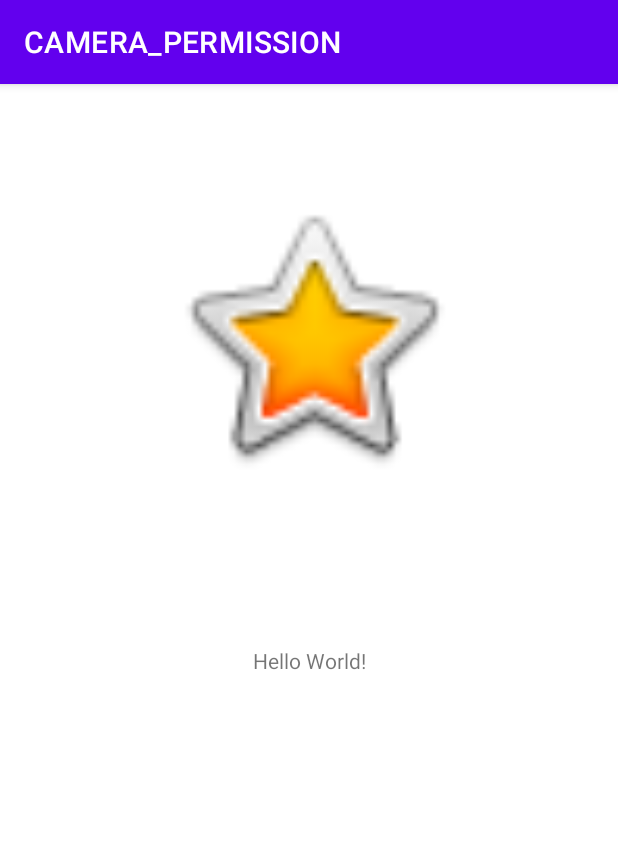
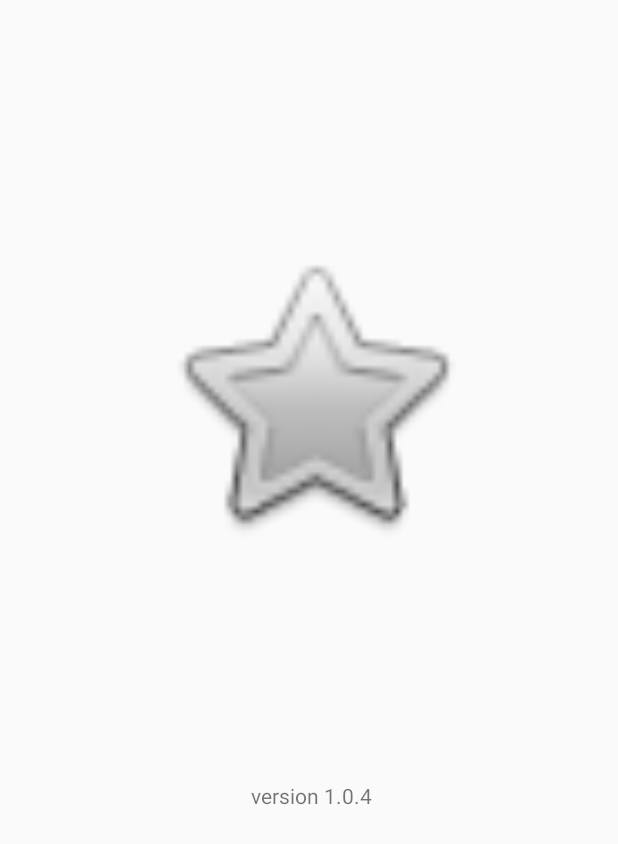
Before and after one commit to pol1612/CAMERA_PERMISSION, an Android app: the first screen one second after launch (MainActivity before the commit, SplashActivity after it), on a phone screen of 412 x 824 dp. Shown: the top 844 px of the screen. Run offline under Robolectric (Android 15) with nearby library versions, the phone set to English and light mode, and no system bars.

```diff
--- a/app/build.gradle
+++ b/app/build.gradle
@@ -1,5 +1,6 @@
 plugins {
     id 'com.android.application'
+
 }
 
 android {
@@ -34,6 +35,7 @@ dependencies {
     implementation 'com.google.android.material:material:1.7.0'
     implementation 'androidx.constraintlayout:constraintlayout:2.1.4'
     testImplementation 'junit:junit:4.13.2'
+    implementation 'me.dm7.barcodescanner:zxing:1.9.13'
     androidTestImplementation 'androidx.test.ext:junit:1.1.4'
     androidTestImplementation 'androidx.test.espresso:espresso-core:3.5.0'
 }
--- /dev/null
+++ b/app/src/main/java/cat/uvic/teknos/m08/pol/sanejove/camera_permission/SplashActivity.java
@@ -0,0 +1,25 @@
+package cat.uvic.teknos.m08.pol.sanejove.camera_permission;
+
+import android.content.Intent;
+import android.os.Bundle;
+import android.os.Handler;
+
+import androidx.annotation.Nullable;
+import androidx.appcompat.app.AppCompatActivity;
+
+public class SplashActivity extends AppCompatActivity {
+    @Override
+    protected void onCreate(@Nullable Bundle savedInstanceState) {
+        super.onCreate(savedInstanceState);
+        setContentView(R.layout.splash_activity);
+        final long DELAY=5000;
+        new Handler().postDelayed(new Runnable() {
+            @Override
+            public void run() {
+                Intent intent = new Intent(SplashActivity.this, MainActivity.class);
+                startActivity(intent);
+                finish();
+            }
+        },DELAY);
+    }
+}
--- a/app/src/main/res/layout/activity_main.xml
+++ b/app/src/main/res/layout/activity_main.xml
@@ -1,12 +1,15 @@
 <?xml version="1.0" encoding="utf-8"?>
 <androidx.constraintlayout.widget.ConstraintLayout xmlns:android="http://schemas.android.com/apk/res/android"
+
     xmlns:app="http://schemas.android.com/apk/res-auto"
     xmlns:tools="http://schemas.android.com/tools"
+    android:id="@+id/contentFrame"
     android:layout_width="match_parent"
     android:layout_height="match_parent"
     tools:context=".MainActivity">
 
     <TextView
+        android:id="@+id/textView"
         android:layout_width="wrap_content"
         android:layout_height="wrap_content"
         android:text="Hello World!"
@@ -20,8 +23,8 @@
         android:layout_width="200dp"
         android:layout_height="200dp"
         android:layout_marginTop="68dp"
+        android:layout_marginEnd="104dp"
         android:onClick="onCapture"
-        android:layout_marginEnd="104dp"
         app:layout_constraintEnd_toEndOf="parent"
         app:layout_constraintTop_toTopOf="parent"
         app:srcCompat="@android:drawable/btn_star_big_on" />
--- /dev/null
+++ b/app/src/main/res/layout/splash_activity.xml
@@ -0,0 +1,27 @@
+<?xml version="1.0" encoding="utf-8"?>
+<androidx.constraintlayout.widget.ConstraintLayout xmlns:android="http://schemas.android.com/apk/res/android"
+    xmlns:app="http://schemas.android.com/apk/res-auto"
+    xmlns:tools="http://schemas.android.com/tools"
+    android:layout_width="match_parent"
+    android:layout_height="match_parent">
+
+    <ImageView
+        android:id="@+id/imageView2"
+        android:layout_width="214dp"
+        android:layout_height="214dp"
+        android:layout_marginTop="156dp"
+        android:layout_marginEnd="96dp"
+        app:layout_constraintEnd_toEndOf="parent"
+        app:layout_constraintTop_toTopOf="parent"
+        app:srcCompat="@android:drawable/btn_star_big_off" />
+
+    <TextView
+        android:id="@+id/textView2"
+        android:layout_width="wrap_content"
+        android:layout_height="wrap_content"
+        android:layout_marginEnd="164dp"
+        android:layout_marginBottom="284dp"
+        android:text="version 1.0.4"
+        app:layout_constraintBottom_toBottomOf="parent"
+        app:layout_constraintEnd_toEndOf="parent" />
+</androidx.constraintlayout.widget.ConstraintLayout>
--- a/build.gradle
+++ b/build.gradle
@@ -2,4 +2,5 @@
 plugins {
     id 'com.android.application' version '7.3.1' apply false
     id 'com.android.library' version '7.3.1' apply false
+
 }
--- a/gradle.properties
+++ b/gradle.properties
@@ -19,3 +19,4 @@ android.useAndroidX=true
 # resources declared in the library itself and none from the library's dependencies,
 # thereby reducing the size of the R class for that library
 android.nonTransitiveRClass=true
+android.enableJetifier=true
--- a/settings.gradle
+++ b/settings.gradle
@@ -10,6 +10,7 @@ dependencyResolutionManagement {
     repositories {
         google()
         mavenCentral()
+        jcenter()
     }
 }
 rootProject.name = "CAMERA_PERMISSION"
```
Also changed, not shown: app/src/main/AndroidManifest.xml (+7 -4 lines), app/src/main/java/cat/uvic/teknos/m08/pol/sanejove/camera_permission/MainActivity.java (+124 -12 lines).
